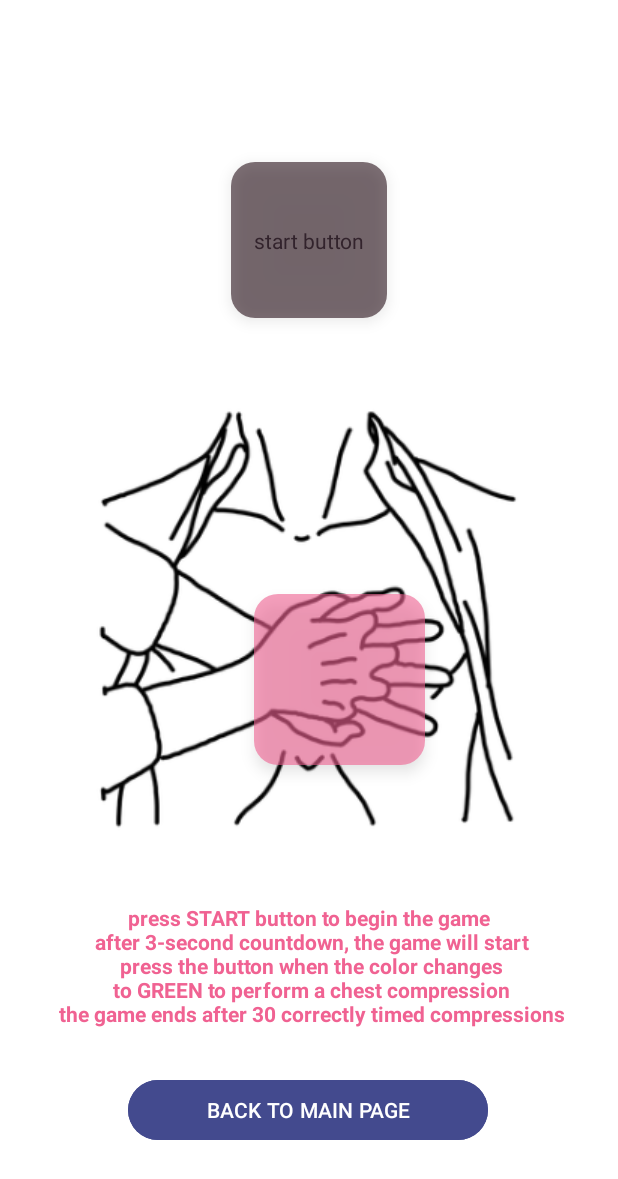
After one commit to liwiaflorkiwicz/ActFirst13, an Android app: the GameActivity screen opened directly, with no data from a screen before it, on a phone screen of 412 x 824 dp. The commit adds this screen. Shown: the top 1179 px of the screen. Run offline under Robolectric (Android 15) with nearby library versions, the phone set to English and light mode, and no system bars.

Commit message:
Commit5 Added mini_game for performing chest compression, added logout button and edited end_scene interface

```diff
--- a/app/src/main/AndroidManifest.xml
+++ b/app/src/main/AndroidManifest.xml
@@ -31,6 +31,7 @@
         <activity android:name=".Scene4Activity" />
         <activity android:name=".EndScene" />
         <activity android:name=".HistoryActivity" />
+        <activity android:name=".GameActivity" />
     </application>
 
 </manifest>
--- /dev/null
+++ b/app/src/main/java/com/example/actfirst1/GameActivity.java
@@ -0,0 +1,102 @@
+package com.example.actfirst1;
+
+import android.content.Intent;
+import android.content.res.ColorStateList;
+import android.graphics.Color;
+import android.os.Bundle;
+import android.os.Handler;
+import android.widget.Button;
+import android.widget.TextView;
+
+import androidx.appcompat.app.AppCompatActivity;
+
+import com.google.android.material.floatingactionbutton.FloatingActionButton;
+
+import org.w3c.dom.Text;
+
+public class GameActivity extends AppCompatActivity {
+
+    private boolean isGameRunning = false;
+    private int pressCount = 0;
+    private int rightCount = 0;
+    private final int maxPressCount = 30;
+    private boolean isGreen = false;
+    private final Handler handler = new Handler();
+
+    private FloatingActionButton timeButton;
+    private FloatingActionButton pushButton;
+
+    protected void onCreate(Bundle savedInstanceState) {
+        super.onCreate(savedInstanceState);
+        setContentView(R.layout.game);
+
+        String username = getIntent().getStringExtra("username");
+        TextView textView = findViewById(R.id.textView8);
+        textView.setText(username);
+
+        timeButton = findViewById(R.id.timeButton);
+        pushButton = findViewById(R.id.pushButton);
+
+        timeButton.setBackgroundColor(Color.GRAY);
+
+        timeButton.setOnClickListener(view -> {
+            if (!isGameRunning) {
+                startGame();
+            }
+        });
+
+        //TextView rightCountTextView = findViewById(R.id.rightCount);
+
+        pushButton.setOnClickListener(view -> {
+            if (isGameRunning) {
+                pressCount++;
+                if (pressCount >= maxPressCount) {
+                    stopGame();
+                }
+                if (isGreen) {
+                    rightCount++;
+                    //rightCountTextView.setText(String.valueOf(rightCount));
+                }
+            }
+        });
+
+        Button backButtonGame = findViewById(R.id.backButtonGame);
+        backButtonGame.setOnClickListener(view -> {
+            Intent intent = new Intent(GameActivity.this, MainActivity.class);
+            intent.putExtra("username", username);
+            startActivity(intent);
+        });
+    }
+
+    private void startGame() {
+        isGameRunning = true;
+        pressCount = 0;
+        rightCount = 0;
+        timeButton.setEnabled(false);
+        pushButton.setEnabled(true);
+
+        handler.postDelayed(new Runnable() {
+            @Override
+            public void run() {
+                if (isGameRunning) {
+                    changeColor();
+                    handler.postDelayed(this, 1000); // Change every second
+                }
+            }
+        }, 3000);    }
+
+    private void stopGame() {
+        isGameRunning = false;
+        timeButton.setEnabled(true);
+        timeButton.setBackgroundTintList(ColorStateList.valueOf(Color.GRAY));
+        pushButton.setEnabled(false);
+
+        handler.removeCallbacksAndMessages(null);
+    }
+
+    private void changeColor() {
+        isGreen = !isGreen;
+        pushButton.setBackgroundTintList(ColorStateList.valueOf(isGreen ? Color.GREEN : Color.RED));
+    }
+
+}
--- /dev/null
+++ b/app/src/main/res/drawable/baseline_logout_24.xml
@@ -0,0 +1,5 @@
+<vector xmlns:android="http://schemas.android.com/apk/res/android" android:autoMirrored="true" android:height="24dp" android:tint="#000000" android:viewportHeight="24" android:viewportWidth="24" android:width="24dp">
+
+    <path android:fillColor="@android:color/white" android:pathData="M17,7l-1.41,1.41L18.17,11H8v2h10.17l-2.58,2.58L17,17l5,-5zM4,5h8V3H4c-1.1,0 -2,0.9 -2,2v14c0,1.1 0.9,2 2,2h8v-2H4V5z"/>
+
+</vector>
--- /dev/null
+++ b/app/src/main/res/layout/game.xml
@@ -0,0 +1,103 @@
+<?xml version="1.0" encoding="utf-8"?>
+<androidx.constraintlayout.widget.ConstraintLayout xmlns:android="http://schemas.android.com/apk/res/android"
+    xmlns:app="http://schemas.android.com/apk/res-auto"
+    xmlns:tools="http://schemas.android.com/tools"
+    android:layout_width="match_parent"
+    android:layout_height="match_parent"
+    android:background="@color/white"
+    android:backgroundTint="@color/white">
+
+    <TextView
+        android:id="@+id/textView8"
+        android:layout_width="wrap_content"
+        android:layout_height="wrap_content"
+        android:layout_marginTop="24dp"
+        android:layout_marginBottom="38dp"
+        android:text="@string/UserName"
+        android:textSize="24sp"
+        app:layout_constraintEnd_toEndOf="parent"
+        app:layout_constraintHorizontal_bias="0.501"
+        app:layout_constraintStart_toStartOf="parent"
+        app:layout_constraintTop_toTopOf="parent" />
+
+    <Button
+        android:id="@+id/backButtonGame"
+        android:layout_width="240dp"
+        android:layout_height="wrap_content"
+        android:layout_marginBottom="60dp"
+        android:backgroundTint="#434A8E"
+        android:text="@string/back_to_main_page"
+        app:layout_constraintBottom_toBottomOf="parent"
+        app:layout_constraintEnd_toEndOf="parent"
+        app:layout_constraintHorizontal_bias="0.496"
+        app:layout_constraintStart_toStartOf="parent" />
+
+    <com.google.android.material.floatingactionbutton.FloatingActionButton
+        android:id="@+id/timeButton"
+        android:layout_width="120dp"
+        android:layout_height="104dp"
+        android:layout_marginBottom="28dp"
+        android:alpha="0.6"
+        android:clickable="true"
+        android:contentDescription="@string/timeButton"
+        android:text="@string/start_button"
+        android:textAlignment="center"
+        android:visibility="visible"
+        app:backgroundTint="#2A131C"
+        app:layout_constraintBottom_toTopOf="@+id/imageGame"
+        app:layout_constraintEnd_toEndOf="parent"
+        app:layout_constraintStart_toStartOf="parent"
+        app:layout_constraintTop_toBottomOf="@+id/textView8"
+        app:layout_constraintVertical_bias="0.793" />
+
+    <com.google.android.material.floatingactionbutton.FloatingActionButton
+        android:id="@+id/pushButton"
+        android:layout_width="114dp"
+        android:layout_height="114dp"
+        android:alpha="0.6"
+        android:clickable="true"
+        android:contentDescription="@string/pushbutton_game"
+        android:visibility="visible"
+        app:backgroundTint="#F06292"
+        app:layout_constraintBottom_toTopOf="@+id/backButtonGame"
+        app:layout_constraintEnd_toEndOf="@+id/imageGame"
+        app:layout_constraintHorizontal_bias="0.595"
+        app:layout_constraintStart_toStartOf="@+id/imageGame"
+        app:layout_constraintTop_toBottomOf="@+id/timeButton"
+        app:layout_constraintVertical_bias="0.471" />
+
+    <ImageView
+        android:id="@+id/imageGame"
+        android:layout_width="wrap_content"
+        android:layout_height="wrap_content"
+        app:layout_constraintBottom_toBottomOf="parent"
+        app:layout_constraintEnd_toEndOf="parent"
+        app:layout_constraintStart_toStartOf="parent"
+        app:layout_constraintTop_toTopOf="parent"
+        app:srcCompat="@drawable/fathom" />
+
+    <TextView
+        android:id="@+id/textView10"
+        android:layout_width="wrap_content"
+        android:layout_height="wrap_content"
+        android:text="@string/start_button"
+        app:layout_constraintBottom_toBottomOf="@+id/timeButton"
+        app:layout_constraintEnd_toEndOf="@+id/timeButton"
+        app:layout_constraintStart_toStartOf="@+id/timeButton"
+        app:layout_constraintTop_toTopOf="@+id/timeButton" />
+
+    <TextView
+        android:id="@+id/textView15"
+        android:layout_width="wrap_content"
+        android:layout_height="wrap_content"
+        android:text="@string/game_description"
+        android:textAlignment="center"
+        android:textColor="#F06292"
+        android:textColorHint="#F06292"
+        android:textStyle="bold"
+        app:layout_constraintBottom_toTopOf="@+id/backButtonGame"
+        app:layout_constraintEnd_toEndOf="parent"
+        app:layout_constraintStart_toStartOf="parent"
+        app:layout_constraintTop_toBottomOf="@+id/imageGame" />
+
+</androidx.constraintlayout.widget.ConstraintLayout>
--- a/app/src/main/res/values/strings.xml
+++ b/app/src/main/res/values/strings.xml
@@ -2,8 +2,11 @@
     <string name="app_name">ActFirst</string>
     <string name="helpText1main">HELP text for main window add explanation for all game</string>
     <string name="helpText2main">Choose scene 1 to 4 to start game\n
-        When you start the scene the 4 minute timer will start\n
-        Each scene will present an accident where YOU are the person that can help</string>
+        When you start the scene you will see correct algorithm\n
+        After closing dialog window the 60s timer will start\n
+        Each scene will present an accident where YOU are the person that can help\n
+        You will have to choose the right action to help the person\n
+    </string>
     <string name="Scene1Name">RESUSCITATION</string>
     <string name="UserName">User name</string>
     <string name="Scene2Name">BROKEN BONE</string>
@@ -33,9 +36,18 @@
     <string name="Action_CheckAirways">Check the airways</string>
     <string name="back_to_game">PLAY SCENE AGAIN</string>
     <string name="history">HISTORY</string>
-    <string name="end_text">Your scene ended\nYour results:</string>
+    <string name="end_text">Your scene ended\n\nYour results:</string>
     <string name="end_text2">Your scored points at: 0\n You lost points at: 0</string>
     <string name="Action_AED">Using AED</string>
     <string name="score">your score</string>
     <string name="time">your time</string>
+    <string name="game">GAME</string>
+    <string name="pushbutton_game">pushButton</string>
+    <string name="timeButton">timeButton\n</string>
+    <string name="game_description">press START button to begin the game\n
+        after 3-second countdown, the game will start\n
+        press the button when the color changes\n
+        to GREEN to perform a chest compression\n
+        the game ends after 30 correctly timed compressions</string>
+    <string name="start_button">start button</string>
 </resources>
```
Also changed, not shown: app/src/main/java/com/example/actfirst1/MainActivity.java (+15 -9 lines), app/src/main/res/layout/activity_main.xml (+35 -8 lines), app/src/main/res/layout/scene_end.xml (+24 -22 lines), app/src/main/res/drawable/fanthom.jpg (added), app/src/main/res/drawable/fathom.png (added).
